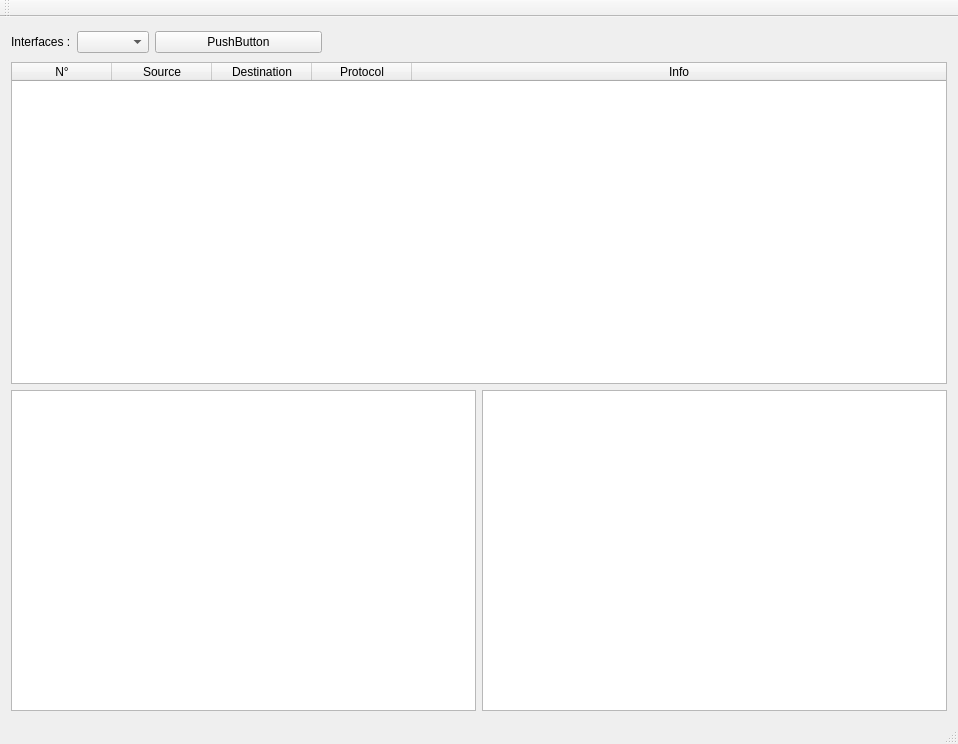
First picture: the form in sniffer/mainwindow.ui, repository bertonf/NSP1, before the edit.
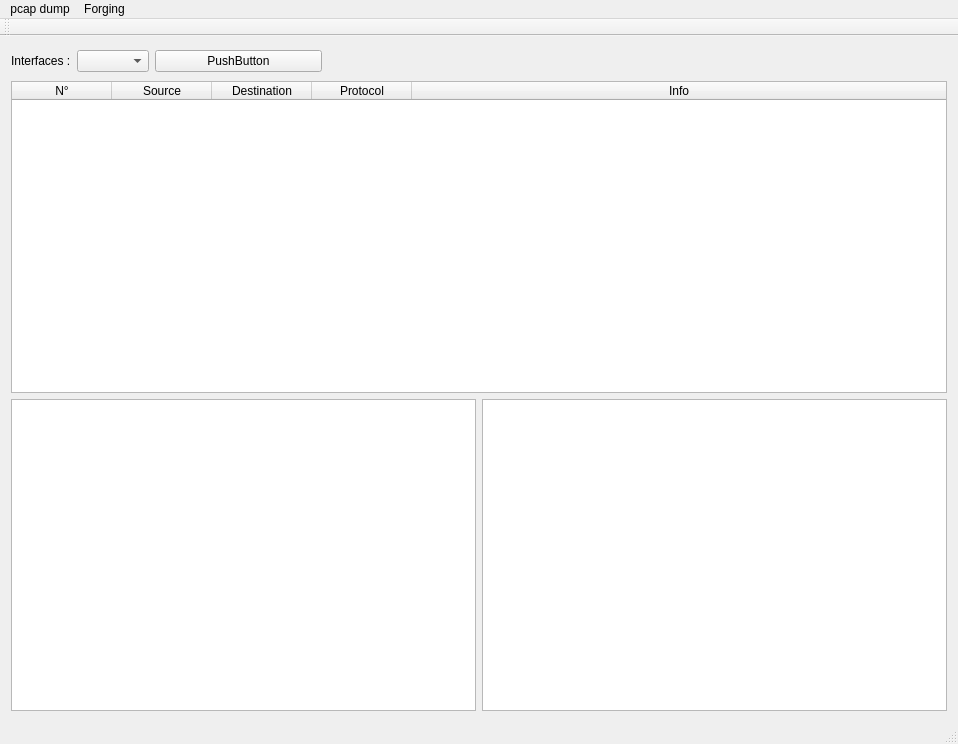
Second picture: the form after the edit.

Commit message: ajout de bouton dans le menu pour pcap dump et forging

```diff
--- a/sniffer/mainwindow.ui
+++ b/sniffer/mainwindow.ui
@@ -179,6 +179,23 @@
      <height>20</height>
     </rect>
    </property>
+   <widget class="QMenu" name="menuPcap_dump">
+    <property name="title">
+     <string>pcap dump</string>
+    </property>
+    <addaction name="actionOpen_file"/>
+   </widget>
+   <widget class="QMenu" name="menuForging">
+    <property name="title">
+     <string>Forging</string>
+    </property>
+    <addaction name="actionTCP"/>
+    <addaction name="actionUDP"/>
+    <addaction name="actionICMP"/>
+    <addaction name="actionARP"/>
+   </widget>
+   <addaction name="menuPcap_dump"/>
+   <addaction name="menuForging"/>
   </widget>
   <widget class="QToolBar" name="mainToolBar">
    <attribute name="toolBarArea">
```
Left out of the diff: 25 changed lines with no effect on the pictures. The commit also changes 5 other files.
